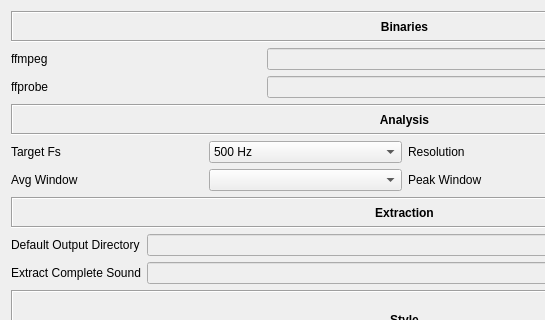
Before: the Qt Designer form src/main/python/ui/preferences.ui in 3ll3d00d/beqdesigner, drawn with Qt 5; both pictures show x 0 to 545 and y 0 to 320 of the 809 by 602 pixel window.
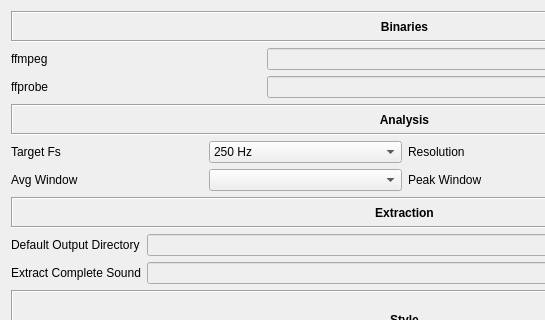
After: the same form once the commit is applied.

```diff
--- a/src/main/python/ui/preferences.ui
+++ b/src/main/python/ui/preferences.ui
@@ -88,6 +88,11 @@
       <layout class="QGridLayout" name="analysisPane">
        <item row="1" column="1">
         <widget class="QComboBox" name="targetFs">
+         <item>
+          <property name="text">
+           <string>250 Hz</string>
+          </property>
+         </item>
          <item>
           <property name="text">
            <string>500 Hz</string>
```
Left out of the diff: 7 changed lines with no effect on the pictures.
